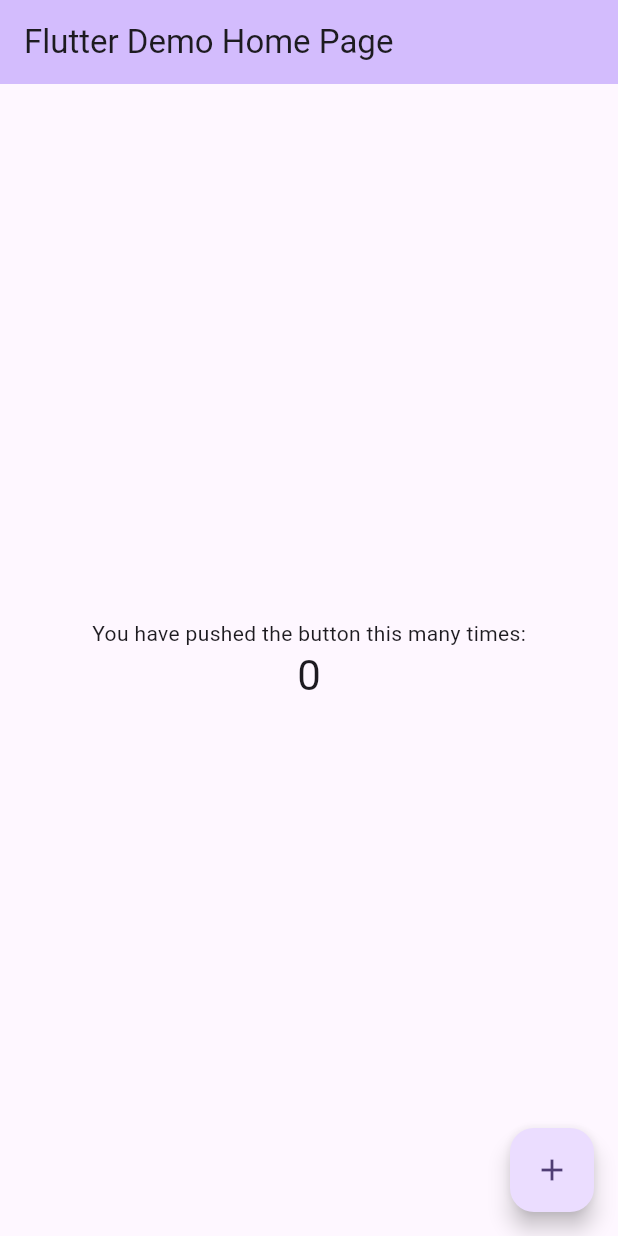
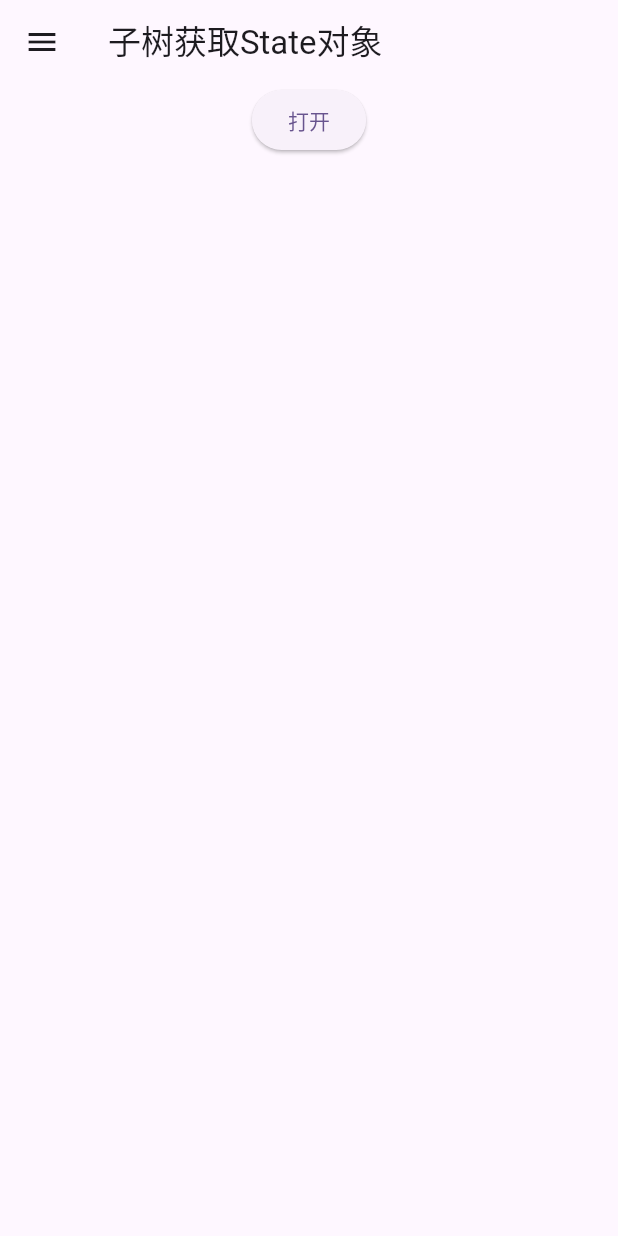
Before and after one commit to jaycehan-bit/funnyone, a Flutter app: the screen it shows after launch, on a phone screen of 412 x 824 dp. Run offline on Flutter 3.47's test engine with Material 2 defaults, Android fonts, the phone set to English and light mode, and no system bars.

Commit message:
学习获取State对象

```diff
--- a/lib/main.dart
+++ b/lib/main.dart
@@ -31,7 +31,8 @@
         colorScheme: ColorScheme.fromSeed(seedColor: Colors.deepPurple),
         useMaterial3: true,
       ),
-      home: const MyHomePage(title: 'Flutter Demo Home Page'),
+      // home: const MyHomePage(title: 'Flutter Demo Home Page'),
+      home: const StateObjectRoute(),
     );
   }
 }
@@ -123,3 +124,37 @@
     );
   }
 }
+
+class StateObjectRoute extends StatefulWidget {
+  const StateObjectRoute({Key? key}) : super(key: key);
+  @override
+  State<StateObjectRoute> createState() => StateObjectRouteState();
+}
+
+class StateObjectRouteState extends State<StateObjectRoute> {
+  @override
+  Widget build(BuildContext context) {
+    return Scaffold(
+      appBar: AppBar(
+        title: Text("子树获取State对象"),
+      ),
+      body: Center(
+        child: Column(
+          children: [
+            Builder(builder: (context) {
+              return ElevatedButton(
+                onPressed: () {
+                  ScaffoldState _state =
+                      context.findAncestorStateOfType<ScaffoldState>()!;
+                  _state.openDrawer();
+                },
+                child: Text('打开'),
+              );
+            }),
+          ],
+        ),
+      ),
+      drawer: Drawer(),
+    );
+  }
+}
```
